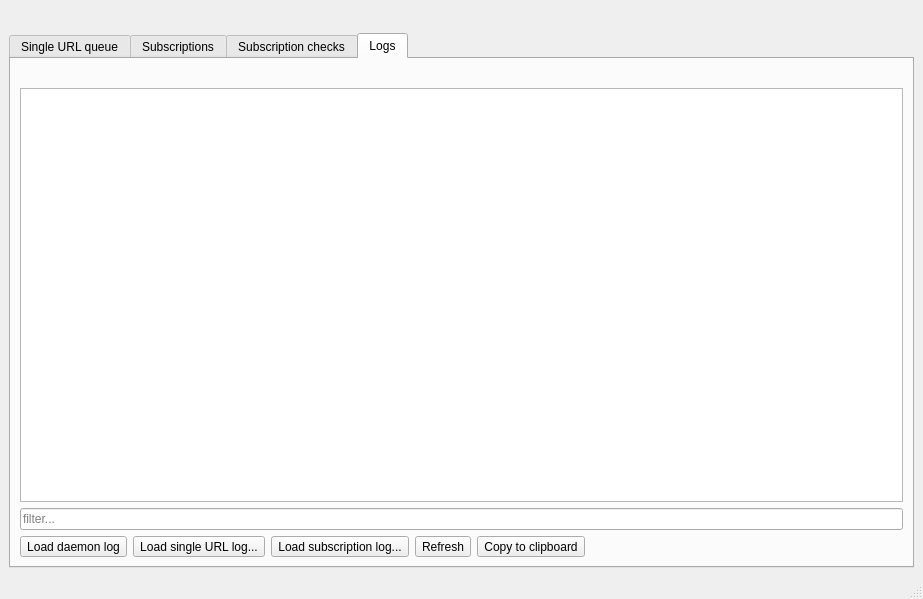
This is src/hydownloader-systray/mainwindow.ui in thatfuckingbird/hydownloader-systray as Qt 5 draws it before an edit. The edited form follows.
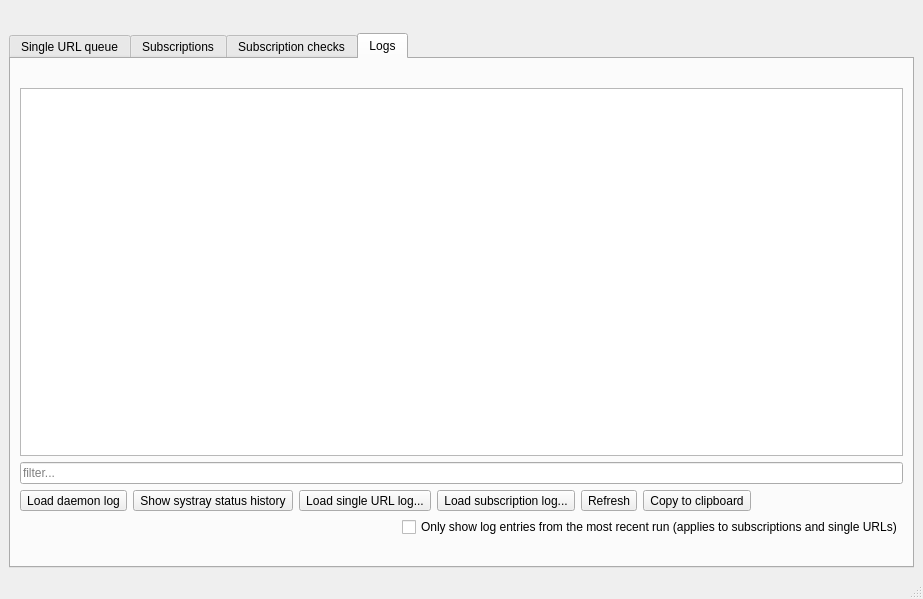
This is the edited form. The open tabs and pages were chosen to show the change.

Commit message: implement systray status log, only showing sub/url logs of the latest run

Patch:
```diff
--- a/src/hydownloader-systray/mainwindow.ui
+++ b/src/hydownloader-systray/mainwindow.ui
@@ -465,6 +465,13 @@
             </property>
            </widget>
           </item>
+          <item>
+           <widget class="QToolButton" name="loadStatusHistoryButton">
+            <property name="text">
+             <string>Show systray status history</string>
+            </property>
+           </widget>
+          </item>
           <item>
            <widget class="QToolButton" name="loadSingleURLQueueLogButton">
             <property name="text">
@@ -508,6 +515,44 @@
           </item>
          </layout>
         </item>
+        <item>
+         <layout class="QHBoxLayout" name="horizontalLayout_6">
+          <item>
+           <spacer name="horizontalSpacer_5">
+            <property name="orientation">
+             <enum>Qt::Horizontal</enum>
+            </property>
+            <property name="sizeHint" stdset="0">
+             <size>
+              <width>40</width>
+              <height>20</height>
+             </size>
+            </property>
+           </spacer>
+          </item>
+          <item>
+           <widget class="QCheckBox" name="onlyLatestCheckBox">
+            <property name="text">
+             <string>Only show log entries from the most recent run (applies to subscriptions and single URLs)</string>
+            </property>
+           </widget>
+          </item>
+         </layout>
+        </item>
+        <item>
+         <layout class="QHBoxLayout" name="horizontalLayout_7">
+          <item>
+           <widget class="QLabel" name="logSelectionLabel">
+            <property name="text">
+             <string/>
+            </property>
+            <property name="alignment">
+             <set>Qt::AlignRight|Qt::AlignTrailing|Qt::AlignVCenter</set>
+            </property>
+           </widget>
+          </item>
+         </layout>
+        </item>
        </layout>
       </widget>
      </widget>
```
The commit also changes 4 other files.
